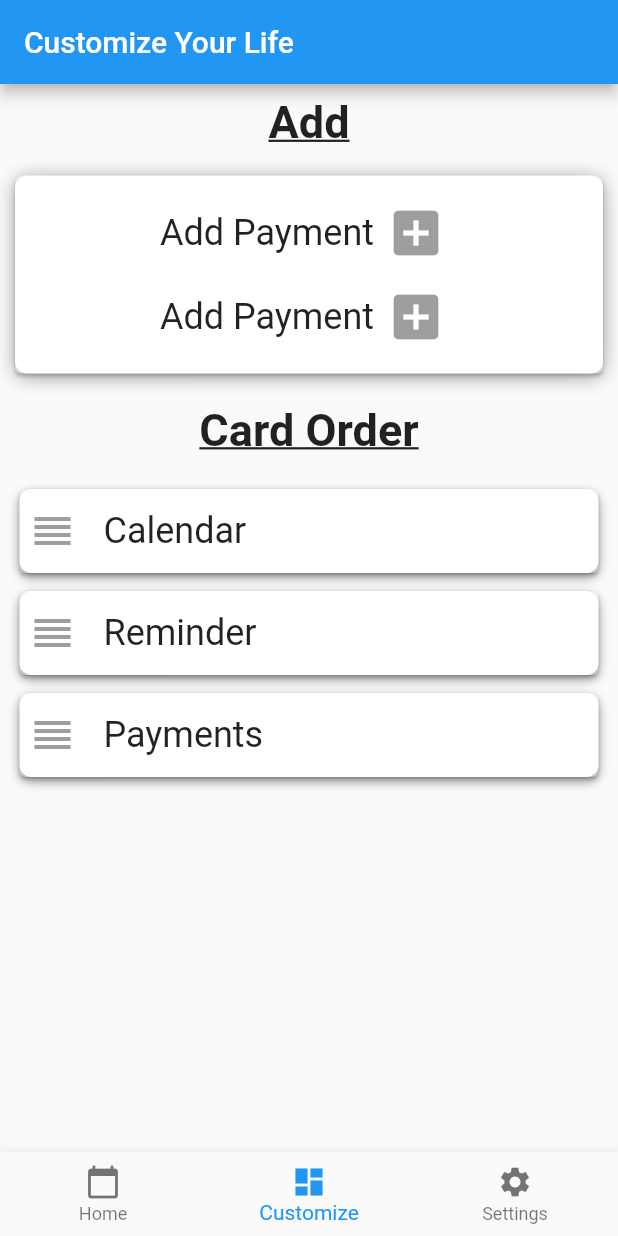
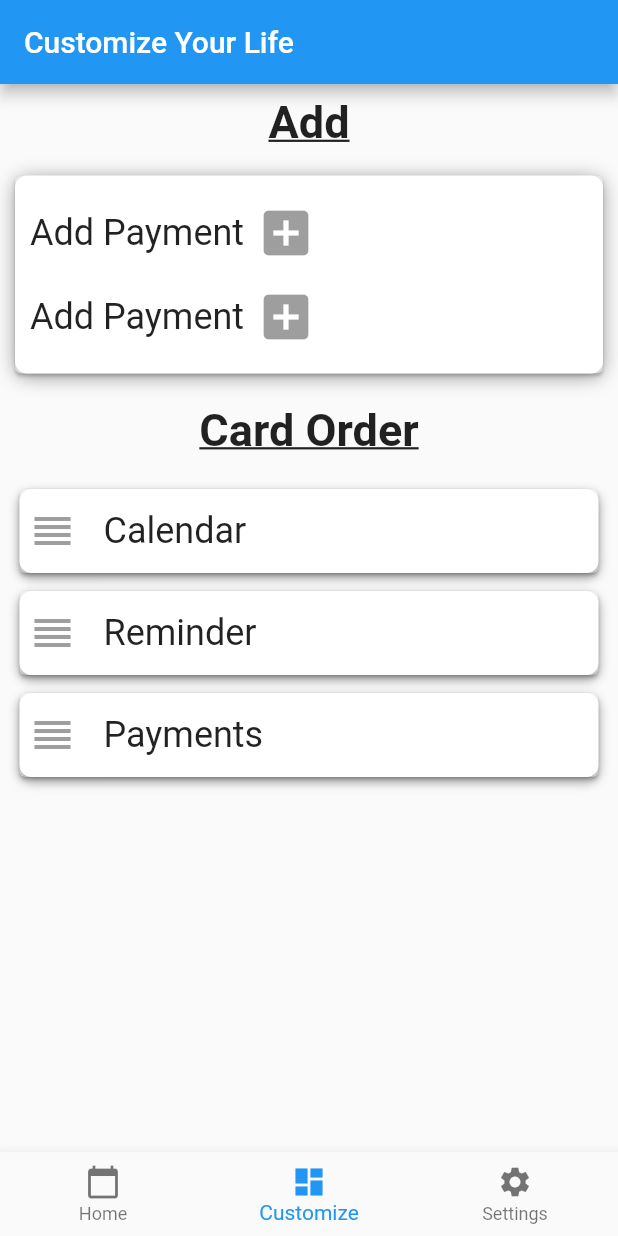
Before and after one commit to ColinBrown18/PersonalProjects, a Flutter app: the screen it shows after launch, item 2 of the bottom bar chosen, on a phone screen of 412 x 824 dp. Run offline on Flutter 3.47's test engine with Material 2 defaults, Android fonts, the light colour scheme and no system bars; our stand-ins replace expandable, fluttertoast, table_calendar.

Commit message:
Minor Updates

```diff
--- a/organize_me/Documentation.txt
+++ b/organize_me/Documentation.txt
@@ -43,6 +43,7 @@ Home Page and Cards:
 Customize Page:
 	- Have buttons to create new dates, reminders, and payments
 	- When a new event is created, it should sync it accross all or at least display properly
+	- Allow users to change the home format (DONE)
 
 Settings:
 	- Have user information and account information
--- a/organize_me/lib/CustomizePage.dart
+++ b/organize_me/lib/CustomizePage.dart
@@ -37,7 +37,7 @@ class _CustomizePageState extends State<CustomizePage> {
               child: Column(
                 children: <Widget>[
                   Row(
-                    mainAxisAlignment: MainAxisAlignment.center,
+                    mainAxisAlignment: MainAxisAlignment.start,
                     children: <Widget>[
                       Text("Add Payment",
                           style: TextStyle(fontSize: 24),
@@ -49,7 +49,7 @@ class _CustomizePageState extends State<CustomizePage> {
                     ],
                   ),
                   Row(
-                    mainAxisAlignment: MainAxisAlignment.center,
+                    mainAxisAlignment: MainAxisAlignment.start,
                     children: <Widget>[
                       Text("Add Payment",
                           style: TextStyle(fontSize: 24),
```
Also changed, not shown: organize_me/lib/HomePage.dart (+2 -28 lines).
